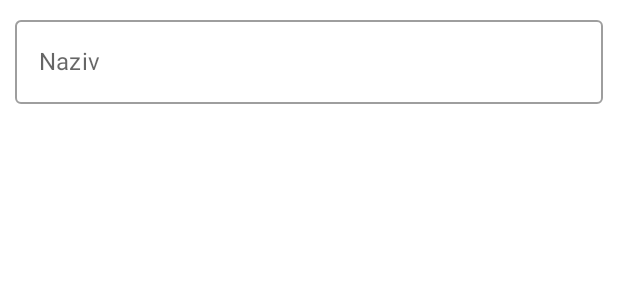
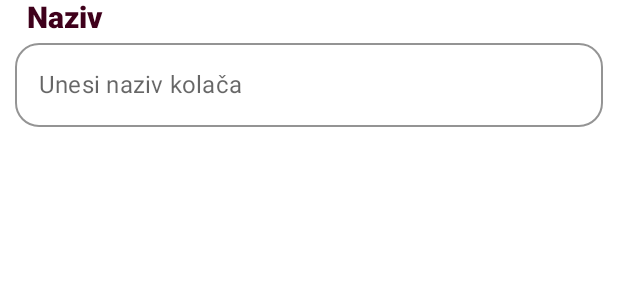
Before and after one commit to Svale09/CookE, an Android app built with Jetpack Compose: the @Preview function PreviewInputFieldViewState, on a phone screen of 412 x 824 dp. Shown: the top 300 px of the screen. Run offline under Robolectric (Android 15) with nearby library versions, the phone set to English and light mode, and no system bars.

Commit message:
Started recipe input field screen imp, changed recipe card design

```diff
--- a/app/src/main/java/com/example/cooke/ui/component/InputField.kt
+++ b/app/src/main/java/com/example/cooke/ui/component/InputField.kt
@@ -1,17 +1,28 @@
 package com.example.cooke.ui.component
 
+import androidx.compose.foundation.layout.Column
 import androidx.compose.foundation.layout.fillMaxWidth
 import androidx.compose.foundation.layout.padding
+import androidx.compose.foundation.layout.wrapContentSize
+import androidx.compose.foundation.shape.RoundedCornerShape
 import androidx.compose.material.OutlinedTextField
 import androidx.compose.material.Text
+import androidx.compose.material.TextFieldColors
+import androidx.compose.material.TextFieldDefaults
 import androidx.compose.runtime.Composable
 import androidx.compose.runtime.getValue
 import androidx.compose.runtime.mutableStateOf
 import androidx.compose.runtime.saveable.rememberSaveable
 import androidx.compose.runtime.setValue
+import androidx.compose.ui.Alignment
 import androidx.compose.ui.Modifier
+import androidx.compose.ui.graphics.Color
+import androidx.compose.ui.graphics.Shape
 import androidx.compose.ui.tooling.preview.Preview
 import androidx.compose.ui.unit.dp
+import com.example.cooke.ui.theme.CustomHeader
+import com.example.cooke.ui.theme.SectionTitle
+import com.example.cooke.ui.theme.Shapes
 
 
 data class InputFieldViewState(
@@ -25,15 +36,30 @@ fun InputField(
     modifier: Modifier
 ) {
     var text by rememberSaveable { mutableStateOf("") }
+    Column(
+        modifier.wrapContentSize(),
+        horizontalAlignment = Alignment.Start
+    ) {
+        Text(
+            text = inputFieldViewState.title,
+            style = SectionTitle,
+            modifier = Modifier.padding(horizontal = 18.dp),
+            color = Color(0xff3f001b)
+        )
         OutlinedTextField(
             value = text,
             onValueChange = { text = it },
-        label = { Text(text = inputFieldViewState.title) },
             placeholder = { Text(text = inputFieldViewState.placeholder) },
-        modifier = modifier
+            modifier = Modifier
                 .padding(vertical = 5.dp, horizontal = 10.dp)
-            .fillMaxWidth()
+                .fillMaxWidth(),
+            shape = RoundedCornerShape(16.dp),
+            colors = TextFieldDefaults.textFieldColors(
+                focusedIndicatorColor = Color(0xffcc8d9d),
+                backgroundColor = Color.White
             )
+        )
+    }
 }
 
 @Preview
```
Also changed, not shown: app/src/main/java/com/example/cooke/ui/component/RecipeCard.kt (+7 -6 lines), app/src/main/java/com/example/cooke/ui/recipeInput/RecipeInputScreen.kt (added, +81 -0 lines), app/src/main/java/com/example/cooke/ui/recipeInput/RecipeInputScreenViewState.kt (added, +11 -0 lines), app/src/main/java/com/example/cooke/ui/recipeInput/mapper/RecipeInputScreenMapper.kt (added, +14 -0 lines), app/src/main/java/com/example/cooke/ui/recipeInput/mapper/RecipeInputScreenMapperImpl.kt (added, +19 -0 lines). Lines whose indentation alone changed are shown as unchanged.
